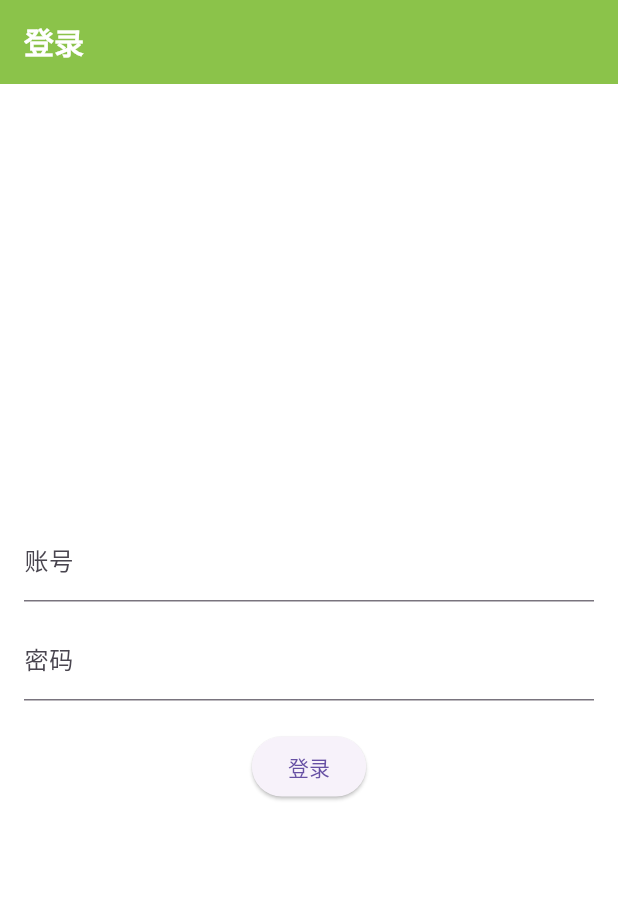
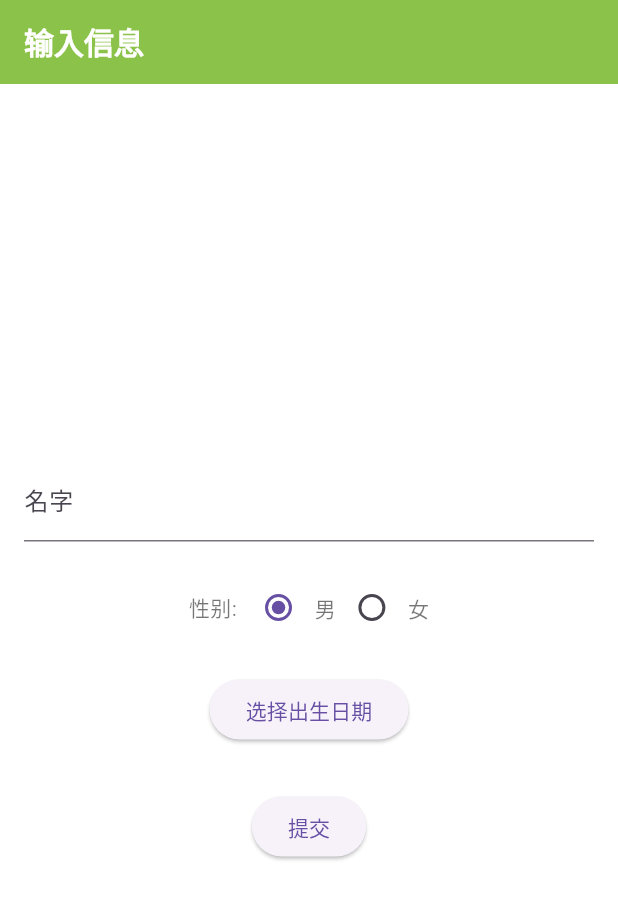
Before and after one commit to chaoyueLin/baby_care_demo, a Flutter app: the screen it shows after launch, on a phone screen of 412 x 824 dp. Shown: the top 899 px of the screen. Run offline on Flutter 3.47's test engine with Material 3 defaults, Android fonts, the phone set to English and light mode, and no system bars; our stand-ins replace fl_chart, flutter_datetime_picker_plus, fluttertoast, shared_preferences, sqflite; missing offline and left inert: image_pickers; accounts and stored records are empty; generated files the repository leaves out were written again.

Commit message:
改成录入婴儿信息

```diff
--- a/lib/routes/login_page.dart
+++ b/lib/routes/login_page.dart
@@ -1,5 +1,6 @@
 import 'package:flutter/material.dart';
 import 'package:shared_preferences/shared_preferences.dart';
+import 'package:flutter_datetime_picker_plus/flutter_datetime_picker_plus.dart' as dtp;
 
 class LoginPage extends StatefulWidget {
   @override
@@ -7,43 +8,110 @@ class LoginPage extends StatefulWidget {
 }
 
 class _LoginPageState extends State<LoginPage> {
-  final TextEditingController _usernameController = TextEditingController();
-  final TextEditingController _passwordController = TextEditingController();
+  final TextEditingController _nameController = TextEditingController();
+  String _selectedGender = "男"; // 默认选择男
+  DateTime? _selectedDate;
 
-  Future<void> _login() async {
-    String username = _usernameController.text.trim();
-    String password = _passwordController.text.trim();
+  Future<void> _selectDate() async {
+    dtp.DatePicker.showDatePicker(
+      context,
+      showTitleActions: true,
+      minTime: DateTime(1900, 1, 1),
+      maxTime: DateTime.now(),
+      onConfirm: (date) {
+        setState(() {
+          _selectedDate = date;
+        });
+      },
+      currentTime: _selectedDate ?? DateTime.now(),
+      locale: dtp.LocaleType.zh,
+    );
+  }
 
-    if (username.isEmpty || password.isEmpty) {
-      ScaffoldMessenger.of(context).showSnackBar(SnackBar(content: Text("请输入账号和密码")));
+  Future<void> _submit() async {
+    String name = _nameController.text.trim();
+
+    if (name.isEmpty || _selectedDate == null) {
+      ScaffoldMessenger.of(context).showSnackBar(SnackBar(content: Text("请输入完整信息")));
       return;
     }
 
-    if (username == "admin" && password == "123456") {
-      SharedPreferences prefs = await SharedPreferences.getInstance();
-      await prefs.setBool("isLoggedIn", true);
+    final prefs = await SharedPreferences.getInstance();
+    await prefs.setString("name", name);
+    await prefs.setString("gender", _selectedGender);
+    await prefs.setString("birthdate", _selectedDate!.toIso8601String());
 
-      Navigator.pushReplacementNamed(context, '/main'); // 登录成功后跳转
-    } else {
-      ScaffoldMessenger.of(context).showSnackBar(SnackBar(content: Text("账号或密码错误")));
-    }
+    Navigator.pushReplacementNamed(context, '/main'); // 跳转主页面
   }
 
   @override
   Widget build(BuildContext context) {
-    return Scaffold(
-      appBar: AppBar(title: Text("登录")),
+    return GestureDetector(
+      onTap: () => FocusScope.of(context).unfocus(), // 点击空白处关闭键盘
+      child: Scaffold(
+        appBar: AppBar(title: Text("输入信息")),
         body: Padding(
           padding: const EdgeInsets.all(16.0),
           child: Column(
             mainAxisAlignment: MainAxisAlignment.center,
             children: [
-            TextField(controller: _usernameController, decoration: InputDecoration(labelText: "账号")),
-            SizedBox(height: 10),
-            TextField(controller: _passwordController, decoration: InputDecoration(labelText: "密码"), obscureText: true),
+              TextField(
+                controller: _nameController,
+                decoration: InputDecoration(labelText: "名字"),
+                textInputAction: TextInputAction.done,
+              ),
               SizedBox(height: 20),
-            ElevatedButton(onPressed: _login, child: Text("登录")),
+
+              // 性别选择
+              Row(
+                mainAxisAlignment: MainAxisAlignment.center,
+                children: [
+                  Text("性别: "),
+                  Row(
+                    children: [
+                      Radio(
+                        value: "男",
+                        groupValue: _selectedGender,
+                        onChanged: (value) {
+                          setState(() {
+                            _selectedGender = value.toString();
+                          });
+                        },
+                      ),
+                      Text("男"),
                     ],
+                  ),
+                  Row(
+                    children: [
+                      Radio(
+                        value: "女",
+                        groupValue: _selectedGender,
+                        onChanged: (value) {
+                          setState(() {
+                            _selectedGender = value.toString();
+                          });
+                        },
+                      ),
+                      Text("女"),
+                    ],
+                  ),
+                ],
+              ),
+
+              SizedBox(height: 20),
+
+              // 出生日期选择
+              ElevatedButton(
+                onPressed: _selectDate,
+                child: Text(_selectedDate == null
+                    ? "选择出生日期"
+                    : "出生日期: ${_selectedDate!.year}-${_selectedDate!.month}-${_selectedDate!.day}"),
+              ),
+
+              SizedBox(height: 30),
+              ElevatedButton(onPressed: _submit, child: Text("提交")),
+            ],
+          ),
         ),
       ),
     );
```
Also changed, not shown: lib/routes/main_page.dart (+1 -12 lines). Lines whose indentation alone changed are shown as unchanged.
